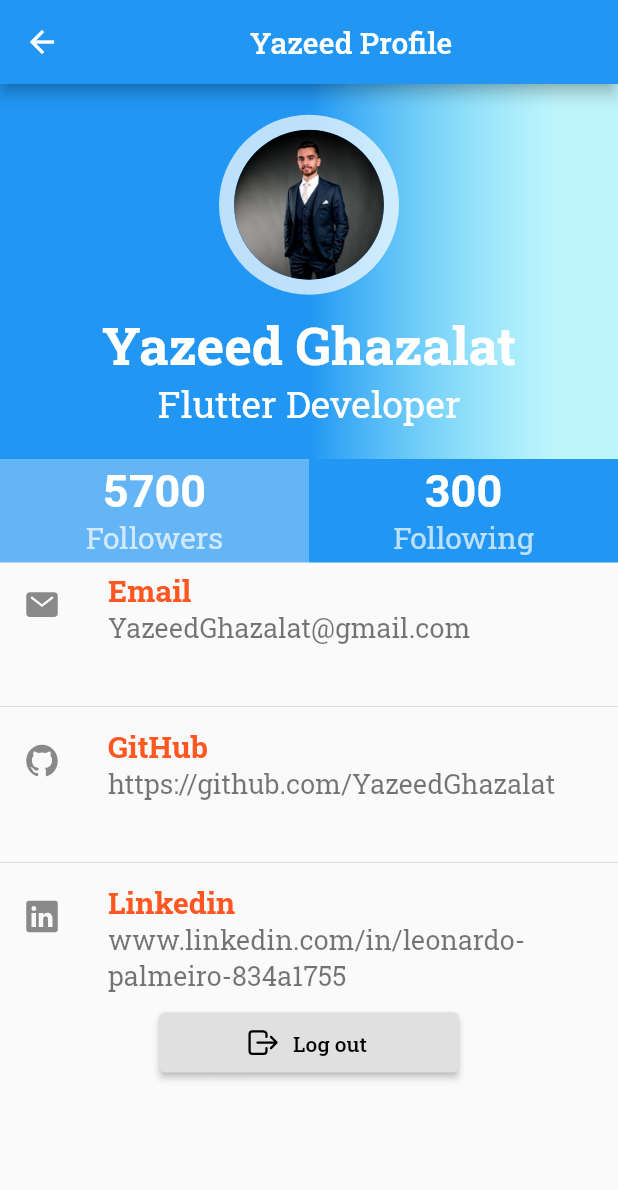
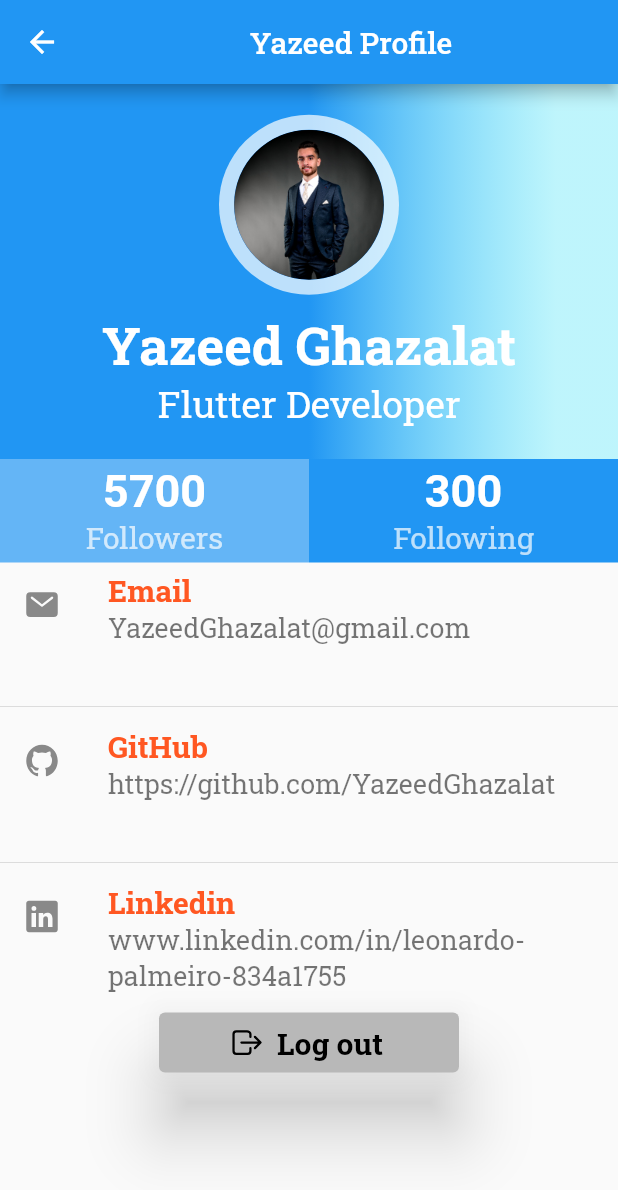
Before and after one commit to YazeedGhazalat/Assignment-8, a Flutter app: the myProfile screen opened directly, on a phone screen of 412 x 824 dp. Shown: the top 1190 px of the screen. Run offline on Flutter 3.47's test engine with Material 2 defaults, Android fonts, the phone set to English and light mode, and no system bars; our stand-ins replace ionicons.

Commit message:
last edit

```diff
--- a/lib/APPs/profile.dart
+++ b/lib/APPs/profile.dart
@@ -188,11 +188,13 @@ class myProfile extends StatelessWidget {
                 ),
                 ElevatedButton.icon(
                     style: ElevatedButton.styleFrom(
+                        elevation: 20,
+                        shadowColor: Colors.black,
                         minimumSize: const Size(200, 40),
                         maximumSize: const Size(250, 50),
-                        backgroundColor: Colors.grey.shade300),
+                        backgroundColor: Color.fromARGB(255, 184, 184, 184)),
                     onPressed: (() {
-                      Navigator.pop(context,
+                      Navigator.pushReplacement(context,
                           MaterialPageRoute(builder: ((context) {
                         return Log_in();
                       })));
@@ -205,9 +207,14 @@ class myProfile extends StatelessWidget {
                       "Log out",
                       style: TextStyle(
                         fontFamily: "RobotoSlab",
+                        fontSize: 20,
+                        fontWeight: FontWeight.bold,
                         color: Colors.black,
                       ),
-                    ))
+                    )),
+                SizedBox(
+                  height: 20,
+                )
               ],
             ),
           )
```
Also changed, not shown: lib/screens/login.dart (+13 -3 lines), images/5.png (added).
